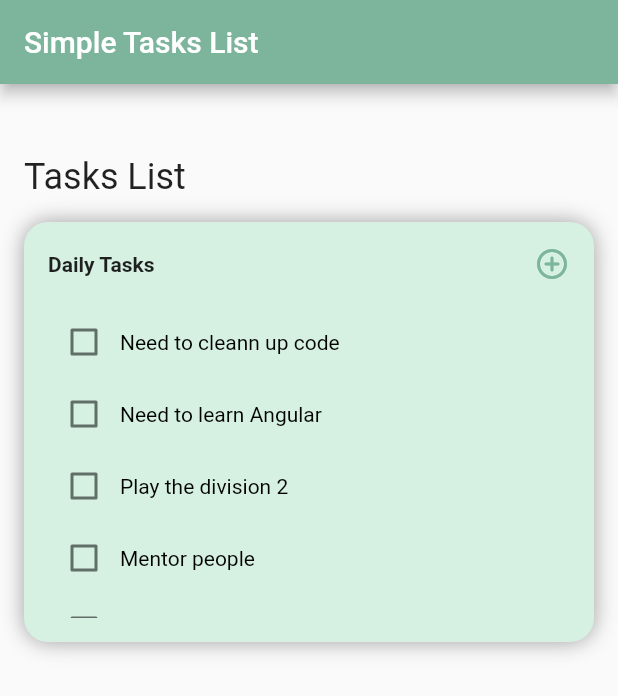
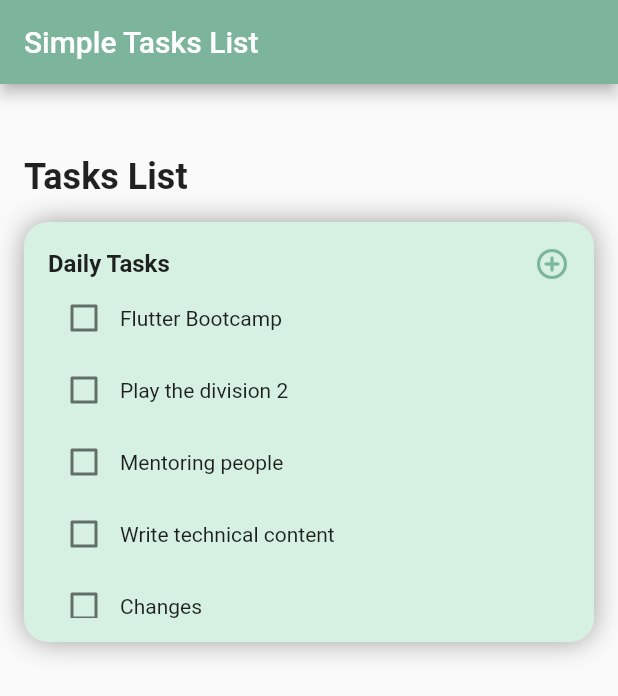
Before and after one commit to fz3hra/flutter_bootcamp, a Flutter app: the screen it shows after launch, on a phone screen of 412 x 824 dp. Shown: the top 696 px of the screen. Run offline on Flutter 3.47's test engine with Material 2 defaults, Android fonts, the phone set to English and light mode, and no system bars.

Commit message:
:recycle: refactor code

```diff
--- /dev/null
+++ b/lib/home_screen.dart
@@ -0,0 +1,89 @@
+import 'package:flutter/material.dart';
+import 'package:flutter_bootcamp/screens/add_todo_screen.dart';
+import 'package:flutter_bootcamp/services/get_todo_services.dart';
+import 'package:flutter_bootcamp/utils/color_constants.dart';
+import 'package:flutter_bootcamp/utils/extension_utils.dart';
+import 'package:flutter_bootcamp/widgets/text_widget.dart';
+import 'package:flutter_bootcamp/widgets/todo_widget.dart';
+
+class HomeScreen extends StatelessWidget {
+  const HomeScreen({super.key});
+
+  @override
+  Widget build(BuildContext context) {
+    return Scaffold(
+      appBar: AppBar(
+        backgroundColor: ColorConstants.primaryColor,
+        title: Text(
+          'Simple Tasks List',
+        ),
+      ),
+      body: Container(
+        child: Column(
+          crossAxisAlignment: CrossAxisAlignment.start,
+          children: [
+            const TextWidget(),
+            const SizedBox(
+              height: 16,
+            ),
+            Container(
+              padding: const EdgeInsets.all(16),
+              height: 280,
+              width: MediaQuery.of(context).size.width,
+              decoration: BoxDecoration(
+                color: const Color(0xFFD6F1E2),
+                borderRadius: BorderRadius.circular(16),
+                boxShadow: const [
+                  BoxShadow(
+                    color: Colors.grey,
+                    blurRadius: 16,
+                  )
+                ],
+              ),
+              child: Column(
+                children: [
+                  Row(
+                    mainAxisAlignment: MainAxisAlignment.spaceBetween,
+                    children: [
+                      const Text(
+                        "Daily Tasks",
+                        style: TextStyle(
+                          fontSize: 16,
+                          fontWeight: FontWeight.w700,
+                        ),
+                      ),
+                      GestureDetector(
+                        onTap: () => Navigator.push(
+                          context,
+                          MaterialPageRoute(
+                            builder: (context) => const AddTodoScreen(),
+                          ),
+                        ),
+                        child: Icon(
+                          Icons.add_circle_outline_rounded,
+                          color: ColorConstants.primaryColor,
+                        ),
+                      ),
+                    ],
+                  ),
+                  Expanded(
+                    child: ListView.builder(
+                      itemCount: GetTodoServices.todoLists.length,
+                      itemBuilder: (context, index) {
+                        var item = GetTodoServices.todoLists[index];
+                        return TodoWidget(
+                          todoTitle: item.todoTitle,
+                          isChecked: item.isChecked,
+                        );
+                      },
+                    ),
+                  )
+                ],
+              ),
+            ),
+          ],
+        ),
+      ).addPadding(),
+    );
+  }
+}
--- a/lib/main.dart
+++ b/lib/main.dart
@@ -1,4 +1,5 @@
 import 'package:flutter/material.dart';
+import 'package:flutter_bootcamp/home_screen.dart';
 import 'package:flutter_bootcamp/test.dart';
 
 void main() {
@@ -16,8 +17,8 @@ class MyApp extends StatelessWidget {
       theme: ThemeData(
         primarySwatch: Colors.blue,
       ),
-      // home: const MyHomePage(title: 'Flutter Demo Home Page'),
-      home: const RunTest(),
+      // home: const RunTest(),
+      home: const HomeScreen(),
     );
   }
 }
--- /dev/null
+++ b/lib/models/get_todo_model.dart
@@ -0,0 +1,8 @@
+class GetTodoModel {
+  bool isChecked;
+  String todoTitle;
+  GetTodoModel({
+    required this.isChecked,
+    required this.todoTitle,
+  });
+}
--- /dev/null
+++ b/lib/screens/add_todo_screen.dart
@@ -0,0 +1,26 @@
+import 'package:flutter/material.dart';
+import 'package:flutter_bootcamp/utils/color_constants.dart';
+import 'package:flutter_bootcamp/utils/extension_utils.dart';
+
+class AddTodoScreen extends StatelessWidget {
+  const AddTodoScreen({super.key});
+
+  @override
+  Widget build(BuildContext context) {
+    return Scaffold(
+      appBar: AppBar(
+        backgroundColor: ColorConstants.primaryColor,
+        title: Text(
+          'Add Tasks List',
+        ),
+      ),
+      body: Container(
+        child: Column(
+          children: [
+            Image.asset("assets/addTask.png"),
+          ],
+        ),
+      ).addPadding(),
+    );
+  }
+}
--- /dev/null
+++ b/lib/services/get_todo_services.dart
@@ -0,0 +1,26 @@
+import 'package:flutter_bootcamp/models/get_todo_model.dart';
+
+class GetTodoServices {
+  static List<GetTodoModel> todoLists = [
+    GetTodoModel(
+      isChecked: false,
+      todoTitle: 'Flutter Bootcamp',
+    ),
+    GetTodoModel(
+      isChecked: false,
+      todoTitle: 'Play the division 2',
+    ),
+    GetTodoModel(
+      isChecked: false,
+      todoTitle: 'Mentoring people',
+    ),
+    GetTodoModel(
+      isChecked: false,
+      todoTitle: 'Write technical content',
+    ),
+    GetTodoModel(
+      isChecked: false,
+      todoTitle: 'Changes',
+    ),
+  ];
+}
--- /dev/null
+++ b/lib/utils/color_constants.dart
@@ -0,0 +1,5 @@
+import 'package:flutter/material.dart';
+
+class ColorConstants {
+  static Color primaryColor = const Color(0xFF7CB59C);
+}
--- /dev/null
+++ b/lib/utils/extension_utils.dart
@@ -0,0 +1,13 @@
+import 'package:flutter/material.dart';
+
+extension AddPadding on Container {
+  Container addPadding() {
+    return Container(
+      padding: const EdgeInsets.symmetric(
+        horizontal: 16,
+        vertical: 48,
+      ),
+      child: this,
+    );
+  }
+}
--- /dev/null
+++ b/lib/widgets/text_widget.dart
@@ -0,0 +1,16 @@
+import 'package:flutter/material.dart';
+
+class TextWidget extends StatelessWidget {
+  const TextWidget({super.key});
+
+  @override
+  Widget build(BuildContext context) {
+    return Text(
+      "Tasks List",
+      style: TextStyle(
+        fontSize: 24,
+        fontWeight: FontWeight.bold,
+      ),
+    );
+  }
+}
--- /dev/null
+++ b/lib/widgets/todo_widget.dart
@@ -0,0 +1,35 @@
+import 'package:flutter/material.dart';
+import 'package:flutter_bootcamp/utils/color_constants.dart';
+
+class TodoWidget extends StatefulWidget {
+  bool isChecked;
+  String todoTitle;
+  TodoWidget({
+    super.key,
+    required this.todoTitle,
+    required this.isChecked,
+  });
+
+  @override
+  State<TodoWidget> createState() => _TodoWidgetState();
+}
+
+class _TodoWidgetState extends State<TodoWidget> {
+  @override
+  Widget build(BuildContext context) {
+    return Row(
+      children: [
+        Checkbox(
+          activeColor: ColorConstants.primaryColor,
+          value: widget.isChecked,
+          onChanged: (check) {
+            setState(() {
+              widget.isChecked = check!;
+            });
+          },
+        ),
+        Text(widget.todoTitle),
+      ],
+    );
+  }
+}
```
